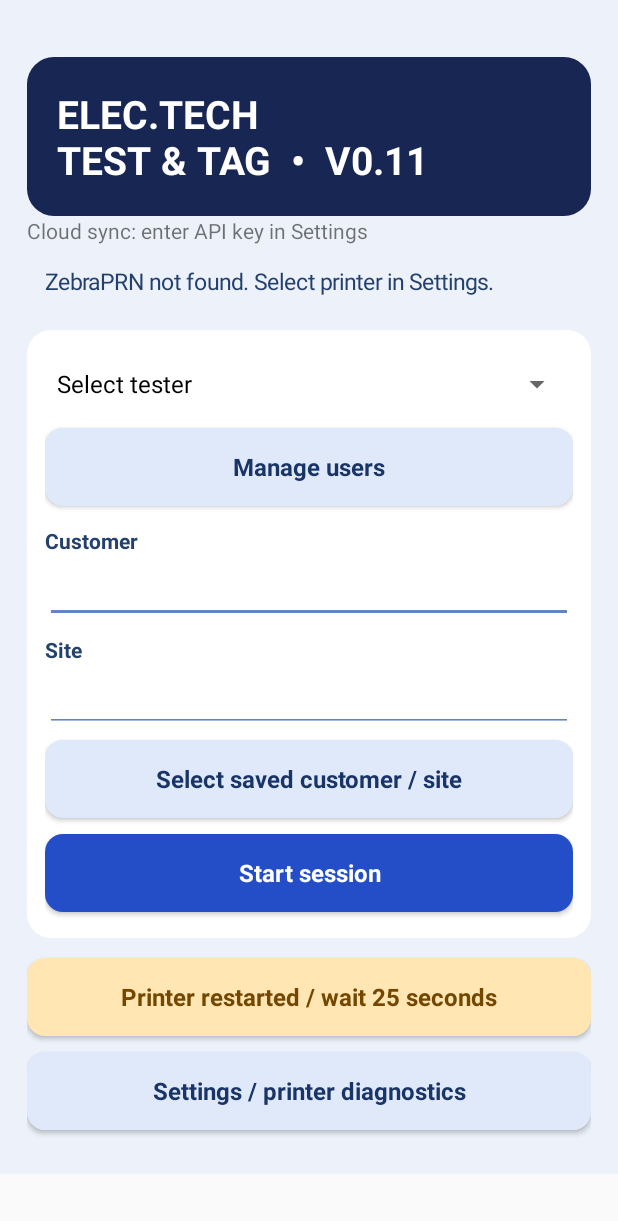
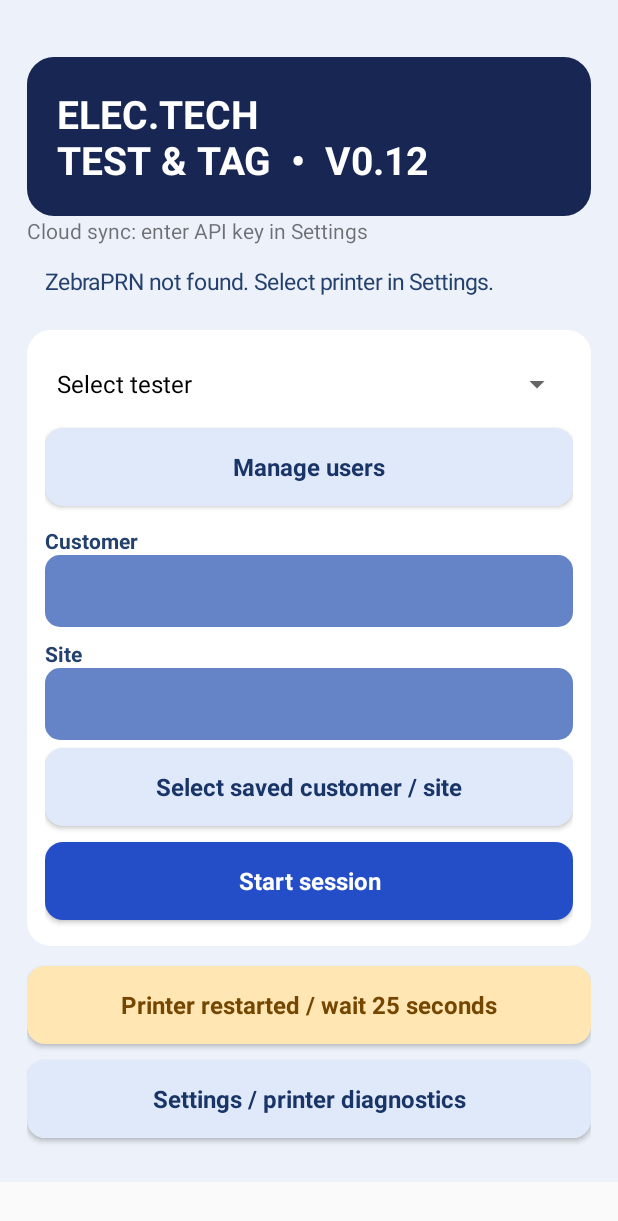
Before and after one commit to alexmccullough7/electech-test-and-tag, an Android app: the screen it shows after launch (MainActivity), on a phone screen of 412 x 824 dp. Shown: the top 1221 px of the screen. Run offline under Robolectric (Android 15) with nearby library versions, the phone set to English and light mode, and no system bars.

Commit message:
V0.12 large green and red result buttons and refreshed touch-friendly UI

```diff
--- a/app/src/main/java/nz/co/electech/tag/MainActivity.java
+++ b/app/src/main/java/nz/co/electech/tag/MainActivity.java
@@ -2,9 +2,9 @@ package nz.co.electech.tag;
 import android.app.*; import android.os.*; import android.bluetooth.*; import android.content.pm.PackageManager; import android.widget.*; import android.view.*; import java.util.*; import java.nio.charset.StandardCharsets; import java.util.concurrent.*;
 public class MainActivity extends Activity {
  Spinner devices; TextView status; EditText command; Button print; ArrayList<BluetoothDevice> paired=new ArrayList<>(); ExecutorService worker=Executors.newSingleThreadExecutor();
- volatile BluetoothSocket socket; volatile boolean destroyed; Button disconnect; Spinner mode,delay; TextView log; EditText width,length,heading,asset; long readyAt=0; Spinner users,result,interval; EditText apiKey; TextView syncStatus; final ExecutorService syncWorker=Executors.newSingleThreadExecutor(); final Handler syncHandler=new Handler(Looper.getMainLooper()); boolean syncing=false; final Runnable syncTick=new Runnable(){public void run(){syncNow();syncHandler.postDelayed(this,30000);}}; LinearLayout settings,session,work,entry; Button saveButton; boolean existing=false; EditText customer,site,description,fault; String pendingId=null; ArrayList<String> userNames=new ArrayList<>(), userInitials=new ArrayList<>();
+ volatile BluetoothSocket socket; volatile boolean destroyed; Button disconnect; Spinner mode,delay; TextView log; EditText width,length,heading,asset; long readyAt=0; Spinner users,interval; int selectedResult=0; Button passChoice,failChoice; EditText apiKey; TextView syncStatus; final ExecutorService syncWorker=Executors.newSingleThreadExecutor(); final Handler syncHandler=new Handler(Looper.getMainLooper()); boolean syncing=false; final Runnable syncTick=new Runnable(){public void run(){syncNow();syncHandler.postDelayed(this,30000);}}; LinearLayout settings,session,work,entry; Button saveButton; boolean existing=false; EditText customer,site,description,fault; String pendingId=null; ArrayList<String> userNames=new ArrayList<>(), userInitials=new ArrayList<>();
  public void onCreate(Bundle b){super.onCreate(b);ScrollView scroll=new ScrollView(this);LinearLayout root=new LinearLayout(this);root.setOrientation(1);root.setPadding(dp(18),dp(38),dp(18),dp(24));root.setBackgroundColor(0xffedf2fa);getWindow().setStatusBarColor(0xff172653);getWindow().setNavigationBarColor(0xff172653);scroll.addView(root);setContentView(scroll);
- TextView title=new TextView(this);title.setText("ELEC.TECH\nTEST & TAG  •  V0.11");title.setTextSize(26);title.setTextColor(0xffffffff);title.setTypeface(null,1);title.setPadding(dp(20),dp(20),dp(20),dp(20));title.setBackground(shape(0xff172653,18));root.addView(title);
+ TextView title=new TextView(this);title.setText("ELEC.TECH\nTEST & TAG  •  V0.12");title.setTextSize(26);title.setTextColor(0xffffffff);title.setTypeface(null,1);title.setPadding(dp(20),dp(20),dp(20),dp(20));title.setBackground(shape(0xff172653,18));root.addView(title);
  status=new TextView(this);status.setTextColor(0xff24416d);status.setTextSize(15);status.setPadding(dp(12),dp(14),dp(12),dp(14));root.addView(status);
  session=panel(root);users=new Spinner(this);session.addView(users);button(session,"Manage users",()->manageUsers());loadUsers();
  customer=field(session,"Customer","");site=field(session,"Site","");
@@ -13,8 +13,8 @@ public class MainActivity extends Activity {
  work=panel(root);work.setVisibility(View.GONE);
  button(work,"NEW TAG",()->newTag());button(work,"SCAN EXISTING TAG",()->lookup());button(work,"Saved tests / reprint",()->history());button(work,"Change customer / tester",()->{if(!print.isEnabled())return;work.setVisibility(View.GONE);entry.setVisibility(View.GONE);session.setVisibility(View.VISIBLE);});
  entry=panel(work);entry.setVisibility(View.GONE);asset=field(entry,"Asset number","");asset.setFocusable(false);description=field(entry,"Appliance description","");
- result=new Spinner(this);result.setAdapter(new ArrayAdapter<String>(this,android.R.layout.simple_spinner_dropdown_item,new String[]{"Select confirmed result","PASS","FAIL"}));entry.addView(result);
- interval=new Spinner(this);interval.setAdapter(new ArrayAdapter<String>(this,android.R.layout.simple_spinner_dropdown_item,new String[]{"Select retest interval","3","6","12","24","60"}));entry.addView(interval);fault=field(entry,"Failure reason / removal from service details","");
+ TextView resultLabel=new TextView(this);resultLabel.setText("TEST RESULT");resultLabel.setTextColor(0xff24416d);resultLabel.setTypeface(null,1);resultLabel.setPadding(0,dp(16),0,dp(6));entry.addView(resultLabel);LinearLayout choices=new LinearLayout(this);choices.setOrientation(0);entry.addView(choices);passChoice=new Button(this);failChoice=new Button(this);passChoice.setAllCaps(false);failChoice.setAllCaps(false);passChoice.setTextSize(20);failChoice.setTextSize(20);passChoice.setMinHeight(dp(76));failChoice.setMinHeight(dp(76));LinearLayout.LayoutParams pl=new LinearLayout.LayoutParams(0,-2,1);pl.setMargins(0,0,dp(6),0);choices.addView(passChoice,pl);LinearLayout.LayoutParams fl=new LinearLayout.LayoutParams(0,-2,1);fl.setMargins(dp(6),0,0,0);choices.addView(failChoice,fl);passChoice.setOnClickListener(v->selectResult(1));failChoice.setOnClickListener(v->selectResult(2));selectResult(0);
+ interval=new Spinner(this);interval.setAdapter(new ArrayAdapter<String>(this,android.R.layout.simple_spinner_dropdown_item,new String[]{"Select retest interval","3","6","12","24","60"}));entry.addView(interval);fault=field(entry,"Failure reason / removal from service details","");fault.setVisibility(View.GONE);
  saveButton=button(entry,"SAVE & PRINT TAG",()->saveTest());
  button(root,"Printer restarted / wait 25 seconds",()->{if(!print.isEnabled())return;closeSocket();readyAt=SystemClock.elapsedRealtime()+25000;print.setEnabled(false);new CountDownTimer(25000,1000){public void onTick(long ms){status.setText("Printer initialising: "+((ms+999)/1000)+" seconds");}public void onFinish(){print.setEnabled(true);status.setText("Startup wait complete.");}}.start();});
  button(root,"Settings / printer diagnostics",()->settings.setVisibility(settings.getVisibility()==View.VISIBLE?View.GONE:View.VISIBLE));
@@ -23,25 +23,26 @@ public class MainActivity extends Activity {
  command=new EditText(this);command.setMinLines(5);settings.addView(command);button(settings,"Generate sample",()->generate());print=button(settings,"Send diagnostic command",()->{pendingId=null;send();});
  mode=new Spinner(this);mode.setAdapter(new ArrayAdapter<String>(this,android.R.layout.simple_spinner_dropdown_item,new String[]{"Secure - reconnect each print","Insecure - reconnect each print","Secure - keep open"}));settings.addView(mode);mode.setSelection(2);
  delay=new Spinner(this);delay.setAdapter(new ArrayAdapter<String>(this,android.R.layout.simple_spinner_dropdown_item,new String[]{"500 ms","1000 ms","2000 ms"}));settings.addView(delay);log=new TextView(this);settings.addView(log);disconnect=button(settings,"Disconnect printer",()->{closeSocket();status.setText("Disconnected");});command.setText("^XA^FO20,40^A0N,30,30^FDSAMPLE ONLY^FS^XZ");load();syncHandler.post(syncTick); }
+ void selectResult(int value){selectedResult=value;passChoice.setText(value==1?"✓ PASS":"PASS");failChoice.setText(value==2?"✓ FAIL":"FAIL");passChoice.setTextColor(value==1?0xffffffff:0xff166534);failChoice.setTextColor(value==2?0xffffffff:0xff991b1b);passChoice.setBackground(shape(value==1?0xff16804b:0xffdcfce7,14));failChoice.setBackground(shape(value==2?0xffb42318:0xffffe4e6,14));passChoice.setTypeface(null,1);failChoice.setTypeface(null,1);if(fault!=null)fault.setVisibility(value==2?View.VISIBLE:View.GONE);}
  int dp(float n){return Math.round(n*getResources().getDisplayMetrics().density);}
  android.graphics.drawable.GradientDrawable shape(int color,int radius){android.graphics.drawable.GradientDrawable d=new android.graphics.drawable.GradientDrawable();d.setColor(color);d.setCornerRadius(dp(radius));return d;}
  LinearLayout panel(LinearLayout p){LinearLayout l=new LinearLayout(this);l.setOrientation(1);l.setPadding(dp(12),dp(12),dp(12),dp(12));l.setBackground(shape(0xffffffff,16));LinearLayout.LayoutParams lp=new LinearLayout.LayoutParams(-1,-2);lp.setMargins(0,dp(8),0,dp(8));p.addView(l,lp);return l;}
- Button button(LinearLayout p,String title,Runnable action){Button b=new Button(this);b.setText(title);b.setAllCaps(false);b.setTextSize(16);b.setTypeface(null,1);b.setMinHeight(dp(52));int color=0xffe0e9fa,ink=0xff193568;if(title.equals("NEW TAG")||title.equals("Start session")){color=0xff244dc8;ink=0xffffffff;}else if(title.equals("SCAN EXISTING TAG")){color=0xff087f91;ink=0xffffffff;}else if(title.equals("SAVE & PRINT TAG")){color=0xff16804b;ink=0xffffffff;}else if(title.startsWith("Printer restarted")){color=0xffffe6b3;ink=0xff744600;}b.setTextColor(ink);b.setBackground(new android.graphics.drawable.RippleDrawable(android.content.res.ColorStateList.valueOf(0x33000000),shape(color,12),null));LinearLayout.LayoutParams lp=new LinearLayout.LayoutParams(-1,-2);lp.setMargins(0,dp(5),0,dp(5));p.addView(b,lp);b.setOnClickListener(v->action.run());return b;}
+ Button button(LinearLayout p,String title,Runnable action){Button b=new Button(this);b.setText(title.equals("NEW TAG")?"+  New appliance":title.equals("SCAN EXISTING TAG")?"▣  Scan existing tag":title);b.setAllCaps(false);b.setTextSize(16);b.setTypeface(null,1);b.setMinHeight(dp(title.equals("NEW TAG")||title.equals("SCAN EXISTING TAG")?76:52));int color=0xffe0e9fa,ink=0xff193568;if(title.equals("NEW TAG")||title.equals("Start session")){color=0xff244dc8;ink=0xffffffff;}else if(title.equals("SCAN EXISTING TAG")){color=0xff087f91;ink=0xffffffff;}else if(title.equals("SAVE & PRINT TAG")){color=0xff16804b;ink=0xffffffff;}else if(title.startsWith("Printer restarted")){color=0xffffe6b3;ink=0xff744600;}b.setTextColor(ink);b.setBackground(new android.graphics.drawable.RippleDrawable(android.content.res.ColorStateList.valueOf(0x33000000),shape(color,12),null));LinearLayout.LayoutParams lp=new LinearLayout.LayoutParams(-1,-2);lp.setMargins(0,dp(5),0,dp(5));p.addView(b,lp);b.setOnClickListener(v->action.run());return b;}
  ArrayList<org.json.JSONObject> records(){ArrayList<org.json.JSONObject> a=new ArrayList<>();for(Object v:getSharedPreferences("tests",0).getAll().values())try{a.add(new org.json.JSONObject(v.toString()));}catch(Exception ignored){}return a;}
  ArrayList<org.json.JSONObject> lookupRecords(){ArrayList<org.json.JSONObject> a=records();try{org.json.JSONArray arr=new org.json.JSONArray(getSharedPreferences("cloudAssets",0).getString("data","[]"));for(int i=0;i<arr.length();i++)a.add(arr.getJSONObject(i));}catch(Exception ignored){}return a;}
  boolean sameCustomer(org.json.JSONObject o){return o.optString("customer").trim().equalsIgnoreCase(customer.getText().toString().trim());}
  void chooseCustomer(){TreeSet<String> names=new TreeSet<>();for(org.json.JSONObject o:lookupRecords())names.add(o.optString("customer")+" / "+o.optString("site"));String[] a=names.toArray(new String[0]);new AlertDialog.Builder(this).setTitle("Saved customer / site").setItems(a,(d,i)->{for(org.json.JSONObject o:lookupRecords())if(a[i].equals(o.optString("customer")+" / "+o.optString("site"))){customer.setText(o.optString("customer"));site.setText(o.optString("site"));break;}}).show();}
- void newTag(){if(!print.isEnabled())return;long max=0;for(org.json.JSONObject o:lookupRecords())if(sameCustomer(o))try{max=Math.max(max,Long.parseLong(o.optString("asset").replaceFirst("^[A-Za-z]+","")));}catch(Exception ignored){}asset.setText(String.format(Locale.ROOT,"%06d",max+1));existing=false;description.setText("");result.setSelection(0);interval.setSelection(0);fault.setText("");entry.setVisibility(View.VISIBLE);}
+ void newTag(){if(!print.isEnabled())return;long max=0;for(org.json.JSONObject o:lookupRecords())if(sameCustomer(o))try{max=Math.max(max,Long.parseLong(o.optString("asset").replaceFirst("^[A-Za-z]+","")));}catch(Exception ignored){}asset.setText(String.format(Locale.ROOT,"%06d",max+1));existing=false;description.setText("");selectResult(0);interval.setSelection(0);fault.setText("");entry.setVisibility(View.VISIBLE);}
  void lookup(){if(!print.isEnabled())return;EditText code=new EditText(this);code.setSingleLine(true);code.setHint("Scan with Bluetooth barcode reader or enter ID");AlertDialog dialog=new AlertDialog.Builder(this).setTitle("Existing asset").setView(code).setNegativeButton("Cancel",null).setPositiveButton("Find",(d,i)->findAsset(code.getText().toString().trim())).create();code.setOnEditorActionListener((v,a,event)->{findAsset(code.getText().toString().trim());dialog.dismiss();return true;});dialog.show();}
- void findAsset(String id){org.json.JSONObject best=null;for(org.json.JSONObject o:lookupRecords())if(sameCustomer(o)&&o.optString("asset").equalsIgnoreCase(id)&&(best==null||o.optString("created",o.optString("date")).compareTo(best.optString("created",best.optString("date")))>0))best=o;if(best==null){status.setText("Asset not found for selected customer.");return;}asset.setText(best.optString("asset"));description.setText(best.optString("description"));result.setSelection(0);interval.setSelection(0);String months=best.optString("months");for(int i=1;i<interval.getCount();i++)if(months.equals(interval.getItemAtPosition(i).toString()))interval.setSelection(i);fault.setText("");existing=true;entry.setVisibility(View.VISIBLE);status.setText("Existing asset loaded. Perform and confirm new test.");}
+ void findAsset(String id){org.json.JSONObject best=null;for(org.json.JSONObject o:lookupRecords())if(sameCustomer(o)&&o.optString("asset").equalsIgnoreCase(id)&&(best==null||o.optString("created",o.optString("date")).compareTo(best.optString("created",best.optString("date")))>0))best=o;if(best==null){status.setText("Asset not found for selected customer.");return;}asset.setText(best.optString("asset"));description.setText(best.optString("description"));selectResult(0);interval.setSelection(0);String months=best.optString("months");for(int i=1;i<interval.getCount();i++)if(months.equals(interval.getItemAtPosition(i).toString()))interval.setSelection(i);fault.setText("");existing=true;entry.setVisibility(View.VISIBLE);status.setText("Existing asset loaded. Perform and confirm new test.");}
 
- EditText field(LinearLayout root,String label,String value){TextView t=new TextView(this);t.setText(label);t.setTextColor(0xff24416d);t.setTypeface(null,1);t.setPadding(0,dp(8),0,0);root.addView(t);EditText e=new EditText(this);e.setTextColor(0xff172653);e.setBackgroundTintList(android.content.res.ColorStateList.valueOf(0xff6484c7));e.setSingleLine(true);e.setText(value);root.addView(e);return e;}
+ EditText field(LinearLayout root,String label,String value){TextView t=new TextView(this);t.setText(label);t.setTextColor(0xff24416d);t.setTypeface(null,1);t.setPadding(0,dp(8),0,0);root.addView(t);EditText e=new EditText(this);e.setTextColor(0xff172653);e.setBackgroundTintList(android.content.res.ColorStateList.valueOf(0xff6484c7));e.setSingleLine(true);e.setPadding(dp(12),dp(10),dp(12),dp(10));e.setMinHeight(dp(48));e.setBackground(shape(0xfff1f5fb,10));e.setText(value);root.addView(e);return e;}
  String clean(String s){return s.replaceAll("[^A-Za-z0-9 ._-]","");}
  void generate(){pendingId=null;try{int w=(int)Math.round(Double.parseDouble(width.getText().toString())*8),h=(int)Math.round(Double.parseDouble(length.getText().toString())*8);if(w<160||w>432||h<240||h>16000)throw new IllegalArgumentException();String name=clean(heading.getText().toString()),id=clean(asset.getText().toString());if(name.length()>18||id.length()>12||id.isEmpty())throw new IllegalArgumentException();command.setText("^XA\n^PW"+w+"\n^LL"+h+"\n^LH0,0\n^FO16,32^A0N,30,25^FD"+name+"^FS\n^FO16,76^GB"+(w-32)+",3,3^FS\n^FO16,100^A0N,22,18^FDSAMPLE ONLY^FS\n^FO16,132^A0N,20,16^FDNOT A TEST RECORD^FS\n^FO16,170^A0N,20,16^FDTested by: "+(users.getSelectedItemPosition()>0?userInitials.get(users.getSelectedItemPosition()-1):"NOT SELECTED")+"^FS\n^FO16,205^BY1^BCN,48,Y,N,N^FD"+id+"^FS\n^PQ1^XZ");}catch(Exception e){status.setText("Check dimensions (20–54 mm wide, 30–2000 mm long) and sample text lengths.");}}
  String labelText(String s){return s.replaceAll("[^A-Za-z0-9 ._/-]","");}
- void saveTest(){if(!print.isEnabled())return;int u=users.getSelectedItemPosition(),res=result.getSelectedItemPosition();String id=asset.getText().toString().trim();if(u<=0||res==0||!id.matches("[A-Za-z0-9_-]{1,12}")||customer.getText().toString().trim().isEmpty()||site.getText().toString().trim().isEmpty()||description.getText().toString().trim().isEmpty()||(res==1&&interval.getSelectedItemPosition()==0)||(res==2&&fault.getText().toString().trim().isEmpty())){status.setText("Complete customer, site, asset, description, tester, result and interval or failure details.");return;}
+ void saveTest(){if(!print.isEnabled())return;int u=users.getSelectedItemPosition(),res=selectedResult;String id=asset.getText().toString().trim();if(u<=0||res==0||!id.matches("[A-Za-z0-9_-]{1,12}")||customer.getText().toString().trim().isEmpty()||site.getText().toString().trim().isEmpty()||description.getText().toString().trim().isEmpty()||(res==1&&interval.getSelectedItemPosition()==0)||(res==2&&fault.getText().toString().trim().isEmpty())){status.setText("Complete customer, site, asset, description, tester, result and interval or failure details.");return;}
  if(res==2){new AlertDialog.Builder(this).setTitle("Failed equipment").setMessage("Remove equipment from service and attach a failed equipment warning. Confirm the recorded result.").setNegativeButton("Cancel",null).setPositiveButton("Confirm failure",(d,i)->recordTest()).show();}else new AlertDialog.Builder(this).setTitle("Confirm PASS").setMessage("Confirm all required inspections and electrical tests have passed.").setNegativeButton("Cancel",null).setPositiveButton("Confirm",(d,i)->recordTest()).show();}
- void recordTest(){try{int u=users.getSelectedItemPosition()-1;boolean pass=result.getSelectedItemPosition()==1;java.time.LocalDate today=java.time.LocalDate.now();String due=pass?today.plusMonths(Integer.parseInt(interval.getSelectedItem().toString())).toString():"";String id=asset.getText().toString();String initials=userInitials.get(u);String z="^XA\n^PW352^LL784^LH0,0\n^FO16,24^A0N,32,26^FDELEC.TECH^FS\n^FO16,70^GB320,3,3^FS\n^FO16,88^A0N,28,17^FD"+(pass?"TESTED & PASSED":"FAILED - DO NOT USE")+"^FS\n^FO16,132^A0N,23,20^FDTested: "+today+"^FS\n^FO16,166^A0N,23,20^FD"+(pass?"Due: "+due:"REMOVE FROM SERVICE")+"^FS\n^FO16,200^A0N,23,20^FDTested by: "+initials+"^FS\n^FO16,234^A0N,20,18^FDAS/NZS 3760^FS\n^FO16,270^BY2^BCN,60,Y,N,N^FD"+id+"^FS\n^FO330,650^A0I,36,24^FDELEC.TECH^FS\n^PQ1^XZ";
+ void recordTest(){try{int u=users.getSelectedItemPosition()-1;boolean pass=selectedResult==1;java.time.LocalDate today=java.time.LocalDate.now();String due=pass?today.plusMonths(Integer.parseInt(interval.getSelectedItem().toString())).toString():"";String id=asset.getText().toString();String initials=userInitials.get(u);String z="^XA\n^PW352^LL784^LH0,0\n^FO16,24^A0N,32,26^FDELEC.TECH^FS\n^FO16,70^GB320,3,3^FS\n^FO16,88^A0N,28,17^FD"+(pass?"TESTED & PASSED":"FAILED - DO NOT USE")+"^FS\n^FO16,132^A0N,23,20^FDTested: "+today+"^FS\n^FO16,166^A0N,23,20^FD"+(pass?"Due: "+due:"REMOVE FROM SERVICE")+"^FS\n^FO16,200^A0N,23,20^FDTested by: "+initials+"^FS\n^FO16,234^A0N,20,18^FDAS/NZS 3760^FS\n^FO16,270^BY2^BCN,60,Y,N,N^FD"+id+"^FS\n^FO330,650^A0I,36,24^FDELEC.TECH^FS\n^PQ1^XZ";
  org.json.JSONObject o=new org.json.JSONObject();String key=UUID.randomUUID().toString();o.put("id",key);o.put("created",java.time.Instant.now().toString());o.put("months",pass?interval.getSelectedItem().toString():"");o.put("asset",id);o.put("customer",customer.getText().toString());o.put("site",site.getText().toString());o.put("description",description.getText().toString());o.put("tester",userNames.get(u));o.put("initials",initials);o.put("date",today.toString());o.put("due",due);o.put("result",pass?"PASS":"FAIL");o.put("fault",pass?"":fault.getText().toString());o.put("zpl",z);o.put("printState","Pending");if(!getSharedPreferences("tests",0).edit().putString(key,o.toString()).commit())throw new java.io.IOException("Storage failed");pendingId=key;command.setText(z);entry.setVisibility(View.GONE);send();syncNow();}catch(Exception e){status.setText("Unable to save test: "+e.getMessage());}}
  void history(){ArrayList<String> keys=new ArrayList<>(),labels=new ArrayList<>();for(java.util.Map.Entry<String,?> e:getSharedPreferences("tests",0).getAll().entrySet())try{org.json.JSONObject o=new org.json.JSONObject(e.getValue().toString());keys.add(e.getKey());labels.add(o.getString("date")+" | "+o.getString("asset")+" | "+o.getString("result")+" | "+o.optString("printState"));}catch(Exception ignored){}if(keys.isEmpty()){status.setText("No saved tests");return;}new AlertDialog.Builder(this).setTitle("Saved tests — select to load tag").setItems(labels.toArray(new String[0]),(d,i)->{try{pendingId=keys.get(i);command.setText(new org.json.JSONObject(getSharedPreferences("tests",0).getString(pendingId,"{}")).getString("zpl"));new AlertDialog.Builder(this).setTitle("Reprint saved tag?").setMessage("Check whether the original printed before retrying.").setNegativeButton("Cancel",null).setPositiveButton("Reprint",(x,y)->send()).show();}catch(Exception ignored){}}).show();}
  void markPrinted(String key){if(key==null)return;new AlertDialog.Builder(this).setTitle("Did the physical tag print?").setNegativeButton("No / uncertain",(d,i)->setPrintState(key,"Pending / uncertain")).setPositiveButton("Yes",(d,i)->setPrintState(key,"Confirmed printed")).show();}
```
